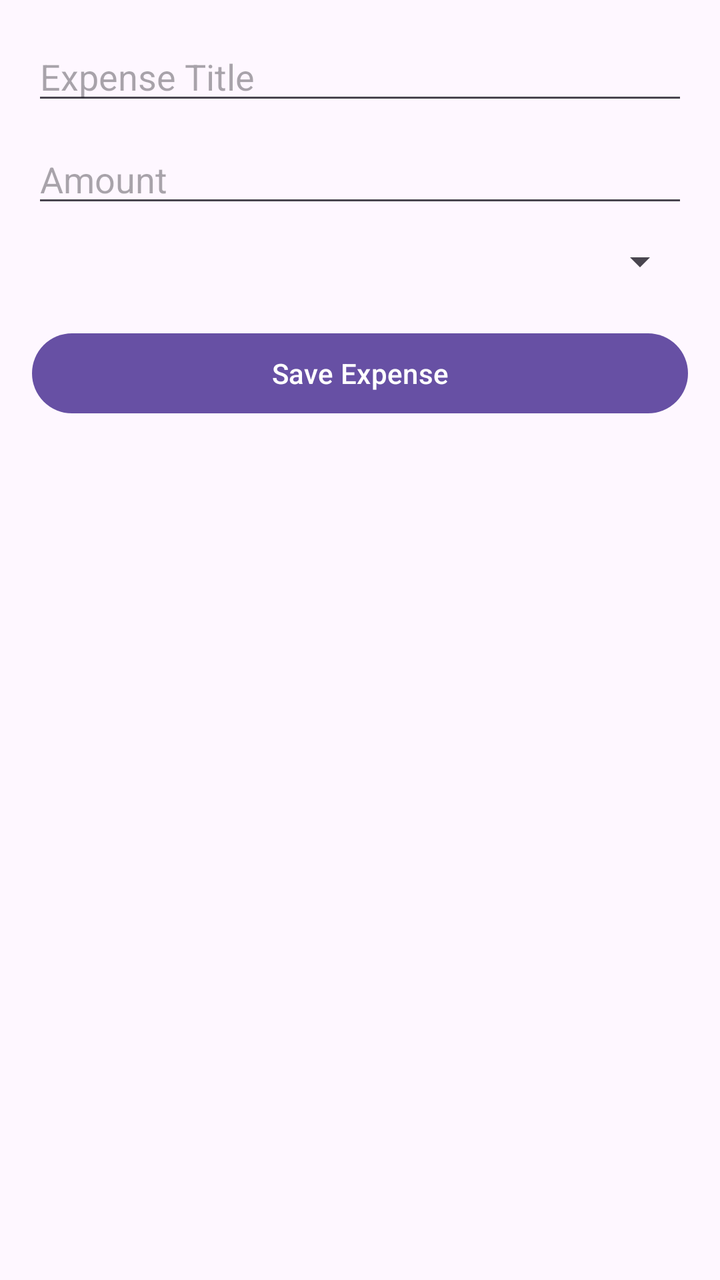
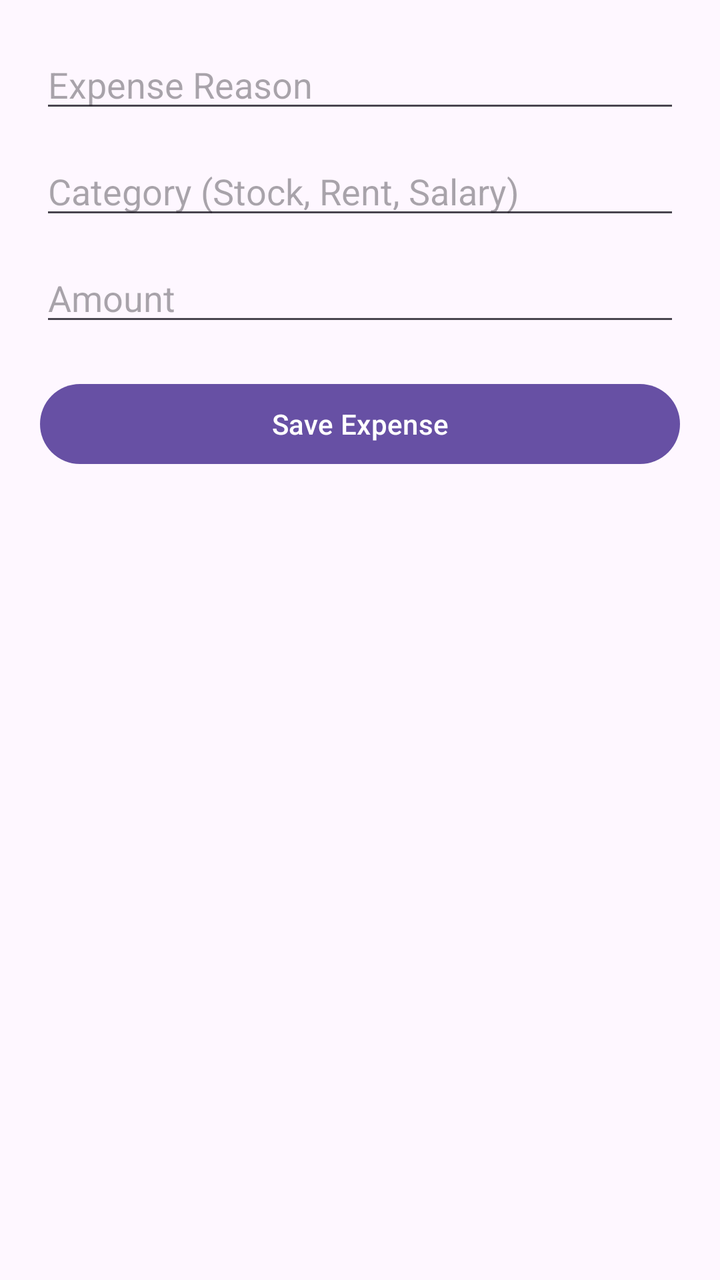

Before-and-after screenshots of an Android layout around one commit, followed by the original layout XML and the change that was made.
<!-- AndroidManifest.xml: application theme Theme._10 -->
<!-- res/layout/activity_add_expense.xml -->
<?xml version="1.0" encoding="utf-8"?>
<LinearLayout xmlns:android="http://schemas.android.com/apk/res/android"
    android:layout_width="match_parent"
    android:layout_height="match_parent"
    android:orientation="vertical"
    android:padding="16dp">

    <EditText
        android:id="@+id/etTitle"
        android:layout_width="match_parent"
        android:layout_height="wrap_content"
        android:hint="Expense Title"
        android:inputType="text"/>

    <EditText
        android:id="@+id/etAmount"
        android:layout_width="match_parent"
        android:layout_height="wrap_content"
        android:hint="Amount"
        android:inputType="numberDecimal"
        android:layout_marginTop="10dp"/>

    <Spinner
        android:id="@+id/spinnerCategory"
        android:layout_width="match_parent"
        android:layout_height="wrap_content"
        android:layout_marginTop="10dp"/>

    <Button
        android:id="@+id/btnSaveExpense"
        android:layout_width="match_parent"
        android:layout_height="wrap_content"
        android:text="Save Expense"
        android:layout_marginTop="20dp"/>

</LinearLayout>
<!-- resources referenced by this layout -->
<resources>
  <style name="Theme._10" parent="Base.Theme._10" />
  <style name="Base.Theme._10" parent="Theme.Material3.DayNight.NoActionBar">
          
          
      </style>
</resources>

<!-- the commit's change to res/layout/activity_add_expense.xml (unified diff, before → after) -->
@@ -1,36 +1,42 @@
 <?xml version="1.0" encoding="utf-8"?>
-<LinearLayout xmlns:android="http://schemas.android.com/apk/res/android"
+<ScrollView xmlns:android="http://schemas.android.com/apk/res/android"
     android:layout_width="match_parent"
-    android:layout_height="match_parent"
-    android:orientation="vertical"
-    android:padding="16dp">
+    android:layout_height="match_parent">
 
-    <EditText
-        android:id="@+id/etTitle"
+    <LinearLayout
         android:layout_width="match_parent"
         android:layout_height="wrap_content"
-        android:hint="Expense Title"
-        android:inputType="text"/>
+        android:orientation="vertical"
+        android:padding="20dp">
 
-    <EditText
-        android:id="@+id/etAmount"
-        android:layout_width="match_parent"
-        android:layout_height="wrap_content"
-        android:hint="Amount"
-        android:inputType="numberDecimal"
-        android:layout_marginTop="10dp"/>
+        <EditText
+            android:id="@+id/etReason"
+            android:layout_width="match_parent"
+            android:layout_height="wrap_content"
+            android:hint="Expense Reason"/>
 
-    <Spinner
-        android:id="@+id/spinnerCategory"
-        android:layout_width="match_parent"
-        android:layout_height="wrap_content"
-        android:layout_marginTop="10dp"/>
+        <EditText
+            android:id="@+id/etCategory"
+            android:layout_width="match_parent"
+            android:layout_height="wrap_content"
+            android:hint="Category (Stock, Rent, Salary)"
+            android:layout_marginTop="12dp"/>
 
-    <Button
-        android:id="@+id/btnSaveExpense"
-        android:layout_width="match_parent"
-        android:layout_height="wrap_content"
-        android:text="Save Expense"
-        android:layout_marginTop="20dp"/>
+        <EditText
+            android:id="@+id/etAmount"
+            android:layout_width="match_parent"
+            android:layout_height="wrap_content"
+            android:hint="Amount"
+            android:inputType="numberDecimal"
+            android:layout_marginTop="12dp"/>
 
-</LinearLayout>
+        <Button
+            android:id="@+id/btnSaveExpense"
+            android:layout_width="match_parent"
+            android:layout_height="wrap_content"
+            android:text="Save Expense"
+            android:layout_marginTop="20dp"/>
+
+    </LinearLayout>
+
+</ScrollView>
